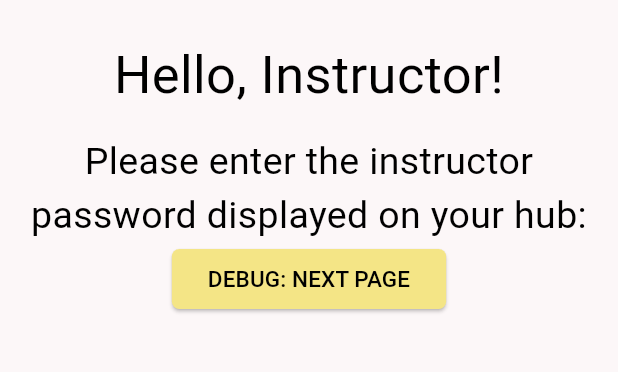
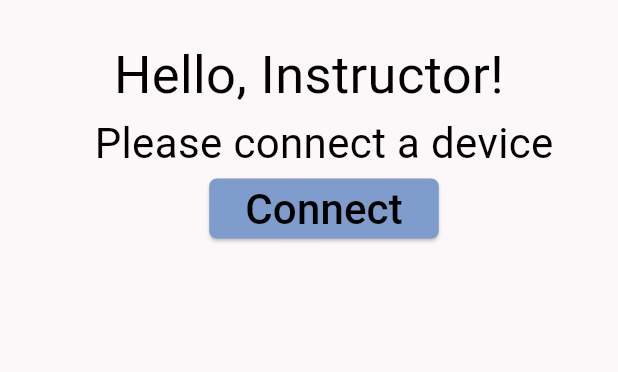
Before and after one commit to Kgo222/ClassroomClarity, a Flutter app: the screen it shows after launch, after a tap on "Instructor", on a phone screen of 412 x 824 dp, the part 84-456 px from its top. Run offline on Flutter 3.47's test engine with Material 3 defaults, Android fonts, the phone set to English and light mode, and no system bars; our stand-ins replace flutter_blue_plus.

Commit message:
add bluetooth connection to instructor side

```diff
--- a/code/classroom_clarity_app/lib/globals.dart
+++ b/code/classroom_clarity_app/lib/globals.dart
@@ -14,4 +14,4 @@ String name = 'Student';
 
 //Sent Data
 String question = "";
-int engagementLevel = 10;
+int engagementLevel = 5;
--- a/code/classroom_clarity_app/lib/instructorLogin.dart
+++ b/code/classroom_clarity_app/lib/instructorLogin.dart
@@ -3,6 +3,8 @@ import 'theme.dart';
 import 'globals.dart';
 import 'login.dart';
 import 'homepage_instructor.dart';
+import "bluetooth_handler.dart";
+import "bluetooth.dart";
 
 class InstructorLoginPage extends StatefulWidget {
   const InstructorLoginPage({Key? key}) : super(key: key);
@@ -11,6 +13,32 @@ class InstructorLoginPage extends StatefulWidget {
   State<InstructorLoginPage> createState() => _InstructorLoginPageState();
 }
 class _InstructorLoginPageState extends State<InstructorLoginPage> {
+  //Bluetooth Methods
+  void connectDevicePrompt() {
+    // Show prompt for connecting a device
+    /*
+    showModalBottomSheet<void>(
+        context: context,
+        builder: (BuildContext context) {
+          return const BluetoothConnectScreen();
+        });
+     */
+    // Show prompt for connecting a device
+    showModalBottomSheet<void>(
+      context: context,
+      builder: (BuildContext context) {
+        return const BluetoothConnectScreen();
+      },
+    ).then((_) {
+      // After closing the modal, check if the device is connected and update the UI.
+      setState(() {});
+    });
+  }
+  void disconnectDevice() {
+    setState(() {
+      bleHandler.disconnect();
+    });
+  }
   @override
   Widget build(BuildContext context) {
     return Scaffold(
@@ -31,19 +59,49 @@ class _InstructorLoginPageState extends State<InstructorLoginPage> {
                   style: TextStyle(color: AppColors.black, fontSize: 35),
                 )
             ),
+            if(bleHandler.connectedDevice == null)...[
+              Container(
+                alignment: Alignment.center,
+                margin: const EdgeInsets.only(left:20),
+                child: Text(
+                  "Please connect a device",
+                  style: TextStyle(fontSize: 28,color: AppColors.black),
+                ),
+              ),
+              Container(
+                alignment: Alignment.center,
+                margin: const EdgeInsets.only(left:20),
+                child:ElevatedButton(
+                  style: ElevatedButton.styleFrom(
+                    backgroundColor: AppColors.lightBlue,
+                    alignment: Alignment.center,
+                    shape: RoundedRectangleBorder(
+                      borderRadius: BorderRadius.circular(5),
+                    ),
+                  ),
+                  onPressed: connectDevicePrompt,
+                  child: Text(
+                    "Connect",
+                    style: TextStyle(fontSize: 28,color: AppColors.black),
+                  ),
+                ),
+              ),
+            ], //end of if statement
+            if(bleHandler.connectedDevice != null)...[
               Padding(
-                padding: EdgeInsets.only(top: 15),
-                child: const Text(
-                  'Please enter the instructor password displayed on your hub:',
+                  padding: EdgeInsets.only(top: 25),
+                  child: Text(
+                    'Press Continue to Enter ${bleHandler.connectedDevice!.name} Hub or Disconnect',
                     textAlign: TextAlign.center,
                     softWrap: true,
                     style: TextStyle(color: AppColors.black, fontSize: 25),
                   )
               ),
-            //TEMPORARY to access next screen
-            ElevatedButton(
+              Padding(
+                padding: EdgeInsets.only(top: 25),
+                child: ElevatedButton(
                   style: ElevatedButton.styleFrom(
-                backgroundColor: AppColors.yellow1,
+                    backgroundColor: AppColors.denim,
                     alignment: Alignment.center,
                     shape: RoundedRectangleBorder(
                       borderRadius: BorderRadius.circular(5),
@@ -58,11 +116,34 @@ class _InstructorLoginPageState extends State<InstructorLoginPage> {
                     );
                   },
                   child: const Text(
-                  "DEBUG: NEXT PAGE",
+                      "CONTINUE",
                       textAlign: TextAlign.center,
-                  style: TextStyle(color: AppColors.black, fontSize:15)
+                      style: TextStyle(color: AppColors.black, fontSize:20)
                   ),
                 ),
+              ),
+              Container(
+                alignment: Alignment.center,
+                //margin: const EdgeInsets.only(left:20),
+                // Change button text when clicked.
+                child:ElevatedButton(
+                  style: ElevatedButton.styleFrom(
+                    backgroundColor: AppColors.lightBlue,
+                    alignment: Alignment.center,
+                    shape: RoundedRectangleBorder(
+                      borderRadius: BorderRadius.circular(5),
+                    ),
+                  ),
+                  onPressed: disconnectDevice,
+                  child: Text(
+                    "Disconnect",
+                    style: const TextStyle(fontSize: 20,color: AppColors.black),
+                  ),
+                ),
+              ),
+
+            ], //if not n
+            //TEMPORARY to access next screen
           ],
         ), // This trailing comma makes auto-formatting nicer for build methods.
       ),
```
Lines whose indentation alone changed are shown as unchanged.
